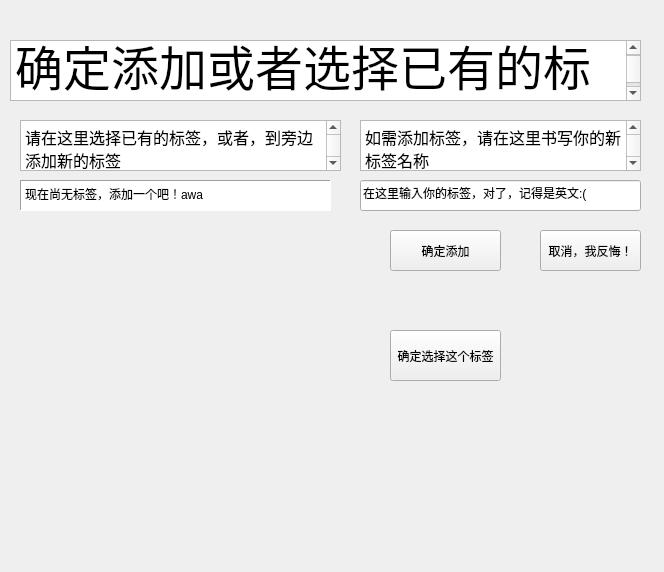
The window that JLU_Image_TransAnd_Label/labelquerydialog.ui (Charliechen114514/Jilin_University_ImageLabel_SoftWare) describes before a commit, drawn with Qt 5.
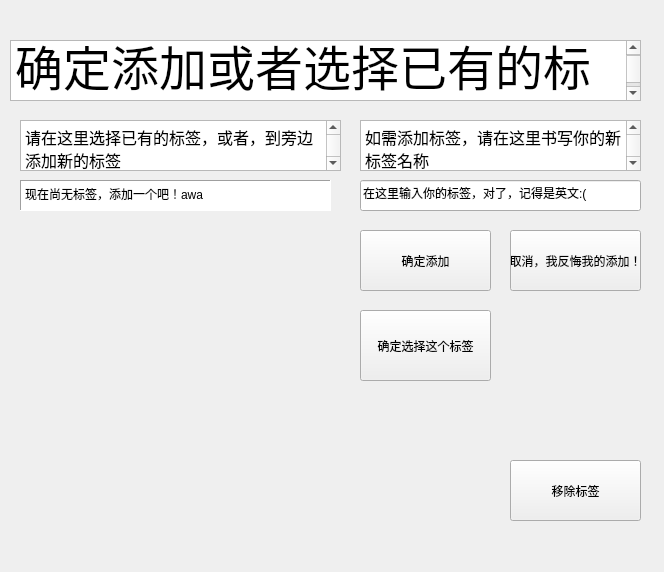
The same window after the commit. Custom widgets are drawn as their Qt base class.

Diff of the .ui file:
```diff
--- a/JLU_Image_TransAnd_Label/labelquerydialog.ui
+++ b/JLU_Image_TransAnd_Label/labelquerydialog.ui
@@ -69,10 +69,10 @@
   <widget class="QPushButton" name="acceptAndAddBtn">
    <property name="geometry">
     <rect>
-     <x>390</x>
+     <x>360</x>
      <y>230</y>
-     <width>111</width>
-     <height>41</height>
+     <width>131</width>
+     <height>61</height>
     </rect>
    </property>
    <property name="text">
@@ -82,14 +82,14 @@
   <widget class="QPushButton" name="rejectAndTryAgainBtn">
    <property name="geometry">
     <rect>
-     <x>540</x>
+     <x>510</x>
      <y>230</y>
-     <width>101</width>
-     <height>41</height>
+     <width>131</width>
+     <height>61</height>
     </rect>
    </property>
    <property name="text">
-    <string>取消，我反悔！</string>
+    <string>取消，我反悔我的添加！</string>
    </property>
   </widget>
   <widget class="QTextBrowser" name="showText_selectExsitedLabel">
@@ -153,16 +153,29 @@
   <widget class="QPushButton" name="ensureTheLabelRes">
    <property name="geometry">
     <rect>
-     <x>390</x>
-     <y>330</y>
-     <width>111</width>
-     <height>51</height>
+     <x>360</x>
+     <y>310</y>
+     <width>131</width>
+     <height>71</height>
     </rect>
    </property>
    <property name="text">
     <string>确定选择这个标签</string>
    </property>
   </widget>
+  <widget class="QPushButton" name="removeLabelButton">
+   <property name="geometry">
+    <rect>
+     <x>510</x>
+     <y>460</y>
+     <width>131</width>
+     <height>61</height>
+    </rect>
+   </property>
+   <property name="text">
+    <string>移除标签</string>
+   </property>
+  </widget>
  </widget>
  <customwidgets>
   <customwidget>
```
